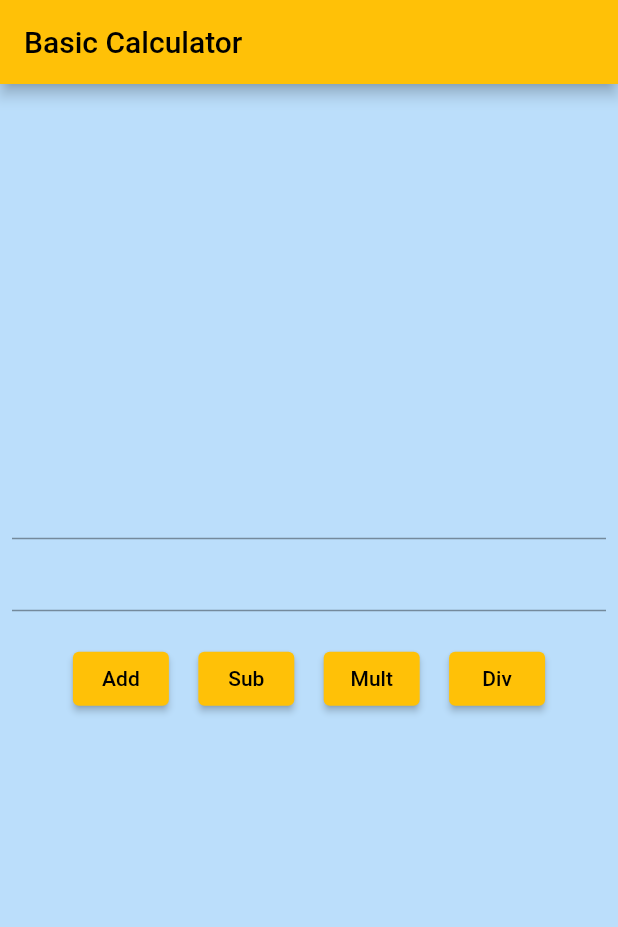
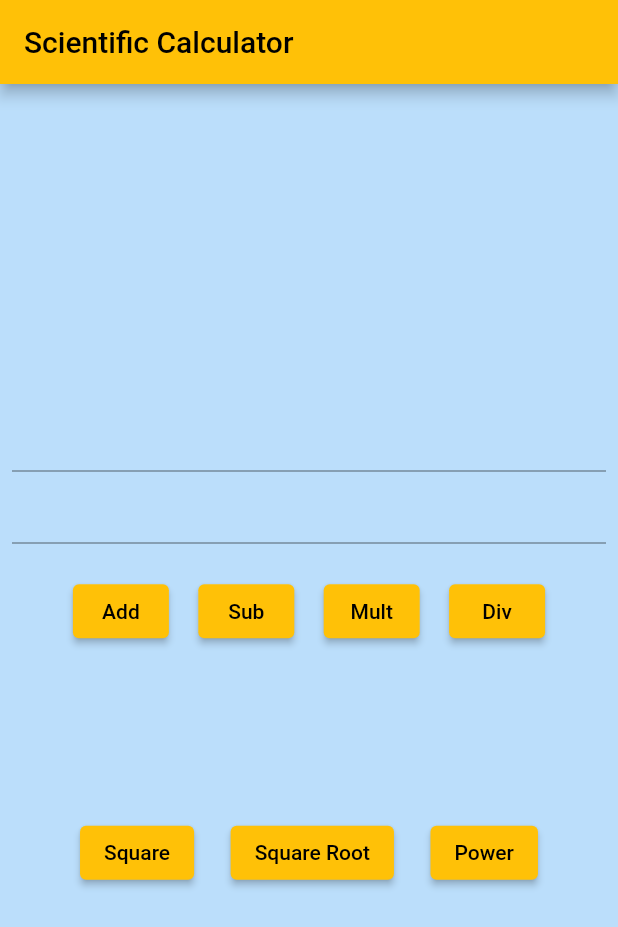
Before and after one commit to prateekp273/calculator_by_using_flutter, a Flutter app: the screen it shows after launch, on a phone screen of 412 x 824 dp. Shown: the top 927 px of the screen. Run offline on Flutter 3.47's test engine with Material 2 defaults, Android fonts, the phone set to English and light mode, and no system bars.

Commit message:
Add more button for calculation

```diff
--- a/lib/main.dart
+++ b/lib/main.dart
@@ -1,4 +1,5 @@
 import 'package:flutter/material.dart';
+import 'dart:math';
 
 void main() {
   runApp(const FlutterApp());
@@ -34,7 +35,7 @@ class _DashBoardScreenState extends State<DashBoardScreen> {
   Widget build(BuildContext context) {
     return Scaffold(
       appBar: AppBar(
-        title: const Text('Basic Calculator'),
+        title: const Text('Scientific Calculator'),
       ),
       body: Container(
         color: Colors.blue.shade100,
@@ -116,6 +117,45 @@ class _DashBoardScreenState extends State<DashBoardScreen> {
                     style: const TextStyle(fontSize: 25, color: Colors.white),
                   ),
                 ),
+                Padding(
+                  padding: const EdgeInsets.all(21.0),
+                  child: Row(
+                    mainAxisAlignment: MainAxisAlignment.spaceEvenly,
+                    children: [
+                      ElevatedButton(
+                        onPressed: () {
+                          var no1 = int.parse(no1Controller.text.toString());
+                          var squared = pow(no1, 2);
+                          setState(() {
+                            result = "The square of $no1 is $squared";
+                          });
+                        },
+                        child: const Text('Square'),
+                      ),
+                      ElevatedButton(
+                        onPressed: () {
+                          var no1 = int.parse(no1Controller.text.toString());
+                          var squareRoot = sqrt(no1);
+                          setState(() {
+                            result = "The square root of $no1 is $squareRoot";
+                          });
+                        },
+                        child: const Text('Square Root'),
+                      ),
+                      ElevatedButton(
+                        onPressed: () {
+                          var no1 = int.parse(no1Controller.text.toString());
+                          var no2 = int.parse(no2Controller.text.toString());
+                          var power = pow(no1, no2);
+                          setState(() {
+                            result = "$no1 raised to the power of $no2 is $power";
+                          });
+                        },
+                        child: const Text('Power'),
+                      ),
+                    ],
+                  ),
+                ),
               ],
             ),
           ),
```
